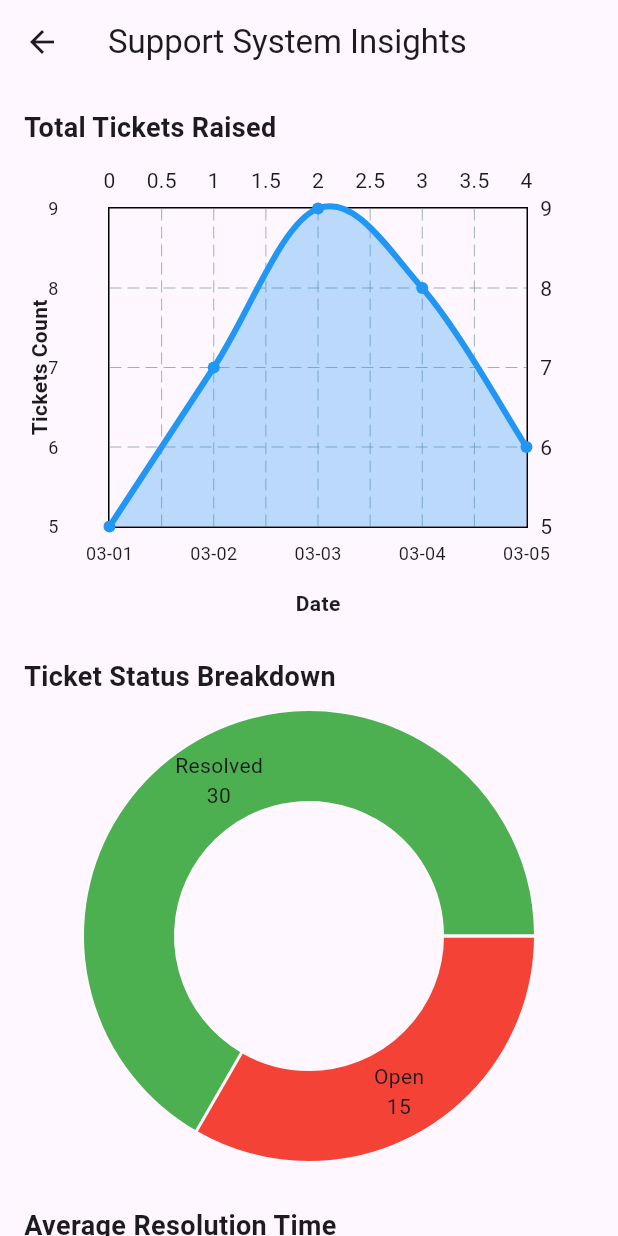
After one commit to Shivanand889/SATCARD-APP-BTP, a Flutter app: the AnalyticsPage screen opened directly, on a phone screen of 412 x 824 dp. The commit adds this screen. Run offline on Flutter 3.47's test engine with Material 3 defaults, Android fonts, the light colour scheme and no system bars; drawn by our look-alikes of fl_chart; our stand-ins replace flutter_svg, google_sign_in, image_picker; missing offline and left inert: dart:html; network calls fail.

Commit message:
analytics 1 done

```diff
--- a/Frontend/app/lib/data/side_menu_data.dart
+++ b/Frontend/app/lib/data/side_menu_data.dart
@@ -12,6 +12,8 @@ class SideMenuData {
         MenuModel(icon: Icons.agriculture, title: 'Farm 1'),], // Initially empty, can be updated dynamically
     ),
     MenuModel(icon: Icons.support, title: 'Raise Ticket'),
+    MenuModel(icon: Icons.support, title: 'Customized Report'),
+    MenuModel(icon: Icons.support, title: 'Analytics'),
     MenuModel(icon: Icons.logout, title: 'SignOut'),
   ];
 
--- /dev/null
+++ b/Frontend/app/lib/screens/analytics.dart
@@ -0,0 +1,196 @@
+import 'package:flutter/material.dart';
+import 'package:fl_chart/fl_chart.dart';
+
+class AnalyticsPage extends StatelessWidget {
+  const AnalyticsPage({super.key});
+
+  @override
+  Widget build(BuildContext context) {
+    return Scaffold(
+      appBar: AppBar(title: const Text("Support System Insights")),
+      body: SingleChildScrollView(
+        padding: const EdgeInsets.all(16),
+        child: Column(
+          crossAxisAlignment: CrossAxisAlignment.start,
+          children: [
+            const Text("Total Tickets Raised", style: TextStyle(fontSize: 18, fontWeight: FontWeight.bold)),
+            const SizedBox(height: 10),
+            SizedBox(height: 300, child: LineChartWidget()),
+
+            const SizedBox(height: 30),
+            const Text("Ticket Status Breakdown", style: TextStyle(fontSize: 18, fontWeight: FontWeight.bold)),
+            const SizedBox(height: 10),
+            SizedBox(height: 300, child: PieChartWidget()),
+
+            const SizedBox(height: 30),
+            const Text("Average Resolution Time", style: TextStyle(fontSize: 18, fontWeight: FontWeight.bold)),
+            const SizedBox(height: 10),
+            SizedBox(height: 300, child: BarChartWidget()),
+          ],
+        ),
+      ),
+    );
+  }
+}
+
+// 1. Line Chart: Total Tickets Raised
+class LineChartWidget extends StatelessWidget {
+  final List<Map<String, dynamic>> ticketData = [
+    {"date": "2025-03-01", "tickets": 5},
+    {"date": "2025-03-02", "tickets": 7},
+    {"date": "2025-03-03", "tickets": 9},
+    {"date": "2025-03-04", "tickets": 8},
+    {"date": "2025-03-05", "tickets": 6},
+  ];
+
+  @override
+  Widget build(BuildContext context) {
+    return SizedBox(
+      height: 300,
+      child: LineChart(
+        LineChartData(
+          titlesData: FlTitlesData(
+            leftTitles: AxisTitles(
+              axisNameWidget: const Text("Tickets Count", style: TextStyle(fontWeight: FontWeight.bold)),
+              sideTitles: SideTitles(
+                showTitles: true,
+                reservedSize: 40,
+                getTitlesWidget: (value, meta) {
+                  return Text(value.toInt().toString(), style: const TextStyle(fontSize: 12));
+                },
+              ),
+            ),
+            bottomTitles: AxisTitles(
+              axisNameWidget: const Text("Date", style: TextStyle(fontWeight: FontWeight.bold)),
+              sideTitles: SideTitles(
+                showTitles: true,
+                interval: 1,
+                reservedSize: 40,
+                getTitlesWidget: (double value, TitleMeta meta) {
+                  int index = value.toInt();
+                  if (index >= 0 && index < ticketData.length) {
+                    return Padding(
+                      padding: const EdgeInsets.only(top: 8.0),
+                      child: Text(
+                        ticketData[index]["date"].toString().substring(5), // MM-DD format
+                        style: const TextStyle(fontSize: 12),
+                      ),
+                    );
+                  }
+                  return const SizedBox();
+                },
+              ),
+            ),
+          ),
+          gridData: FlGridData(show: true),
+          borderData: FlBorderData(show: true),
+          lineBarsData: [
+            LineChartBarData(
+              spots: ticketData
+                  .asMap()
+                  .entries
+                  .map((e) => FlSpot(e.key.toDouble(), e.value["tickets"].toDouble()))
+                  .toList(),
+              isCurved: true,
+              barWidth: 4,
+              belowBarData: BarAreaData(show: true, color: Colors.blue.withOpacity(0.3)),
+              color: Colors.blue,
+              dotData: FlDotData(show: true),
+            ),
+          ],
+        ),
+      ),
+    );
+  }
+}
+
+// 2. Pie Chart: Ticket Status Breakdown
+class PieChartWidget extends StatelessWidget {
+  final List<Map<String, dynamic>> statusData = [
+    {"status": "Open", "count": 15},
+    {"status": "Resolved", "count": 30},
+  ];
+
+  @override
+  Widget build(BuildContext context) {
+    return SizedBox(
+      height: 300,
+      child: PieChart(
+        PieChartData(
+          sections: statusData
+              .map(
+                (data) => PieChartSectionData(
+                  value: data["count"].toDouble(),
+                  title: "${data["status"]}\n${data["count"]}",
+                  color: data["status"] == "Open" ? Colors.red : Colors.green,
+                  radius: 60,
+                ),
+              )
+              .toList(),
+        ),
+      ),
+    );
+  }
+}
+
+// 3. Bar Chart: Average Resolution Time
+class BarChartWidget extends StatelessWidget {
+  final List<Map<String, dynamic>> resolutionTimeData = [
+    {"category": "Technical Issue", "avg_time": 4.5},
+    {"category": "Billing", "avg_time": 2.1},
+  ];
+
+  @override
+  Widget build(BuildContext context) {
+    return SizedBox(
+      height: 350, // Increased height to give more space for labels
+      child: BarChart(
+        BarChartData(
+          barGroups: resolutionTimeData
+              .asMap()
+              .entries
+              .map(
+                (e) => BarChartGroupData(
+                  x: e.key,
+                  barRods: [
+                    BarChartRodData(toY: e.value["avg_time"].toDouble(), color: Colors.orange, width: 20),
+                  ],
+                ),
+              )
+              .toList(),
+          titlesData: FlTitlesData(
+            bottomTitles: AxisTitles(
+              axisNameWidget: const Padding(
+                padding: EdgeInsets.only(top: 20), // Increased padding for labels
+                child: Text("Category", style: TextStyle(fontWeight: FontWeight.bold)),
+              ),
+              sideTitles: SideTitles(
+                showTitles: true,
+                reservedSize: 50, // Increased space for labels
+                getTitlesWidget: (double value, TitleMeta meta) {
+                  return Transform.rotate(
+                    angle: -0.4, // Rotate labels slightly for better fit
+                    child: Padding(
+                      padding: const EdgeInsets.only(top: 8.0),
+                      child: Text(
+                        resolutionTimeData[value.toInt()]["category"],
+                        textAlign: TextAlign.center,
+                        style: const TextStyle(fontSize: 12),
+                      ),
+                    ),
+                  );
+                },
+              ),
+            ),
+            leftTitles: AxisTitles(
+              axisNameWidget: const Text("Avg Resolution Time", style: TextStyle(fontWeight: FontWeight.bold)),
+              sideTitles: SideTitles(showTitles: true, reservedSize: 40),
+            ),
+          ),
+          gridData: FlGridData(show: true),
+          borderData: FlBorderData(show: true),
+        ),
+      ),
+    );
+  }
+}
--- a/Frontend/app/lib/widgets/add_farm.dart
+++ b/Frontend/app/lib/widgets/add_farm.dart
@@ -103,6 +103,7 @@ class _AddFarmState extends State<AddFarm> {
                           farmField("Location*", 1, "location", _locationController),
                           farmField("Soil Type*", 1, "soil", _soilTypeController),
                           farmField("Area in acres*", 1, "area", _areaController),
+                          farmField("Assign the Co-worker*", 1, "worker", _areaController),
                           Row(
                             children: [
                               Expanded(
--- a/Frontend/app/lib/widgets/side_menu_widget.dart
+++ b/Frontend/app/lib/widgets/side_menu_widget.dart
@@ -1,6 +1,8 @@
 import 'dart:convert'; // For JSON decoding
 import 'package:app/screens/welcome_screen.dart';
 import 'package:app/screens/raise_ticket.dart';
+import 'package:app/screens/customized_report.dart';
+import 'package:app/screens/analytics.dart';
 import 'package:flutter/material.dart';
 import 'package:http/http.dart' as http; // For HTTP requests
 import 'package:app/data/side_menu_data.dart';
@@ -231,6 +233,10 @@ class _SideMenuWidgetState extends State<SideMenuWidget> {
       return MainDashboard();
     case 'Raise Ticket':
       return TicketPortalApp();
+    case 'Customized Report':
+      return ReportPage();
+    case 'Analytics':
+      return AnalyticsPage();
     case 'SignOut':
        return WelcomeScreen();
 
--- a/Frontend/app/pubspec.yaml
+++ b/Frontend/app/pubspec.yaml
@@ -33,6 +33,8 @@ dependencies:
   google_maps_flutter_web: ^0.5.10
   geocoding: ^3.0.0
   intl: ^0.18.0
+  image_picker: ^1.0.7
+  permission_handler: ^11.0.1
 
 dev_dependencies:
   flutter_test:
```
Also changed, not shown: Frontend/app/lib/components/recent_files.dart (+29 -8 lines), Frontend/app/lib/screens/customized_report.dart (added, +156 -0 lines), Frontend/app/lib/screens/raise_ticket.dart (+101 -45 lines), Frontend/app/pubspec.lock, 5 other files.
